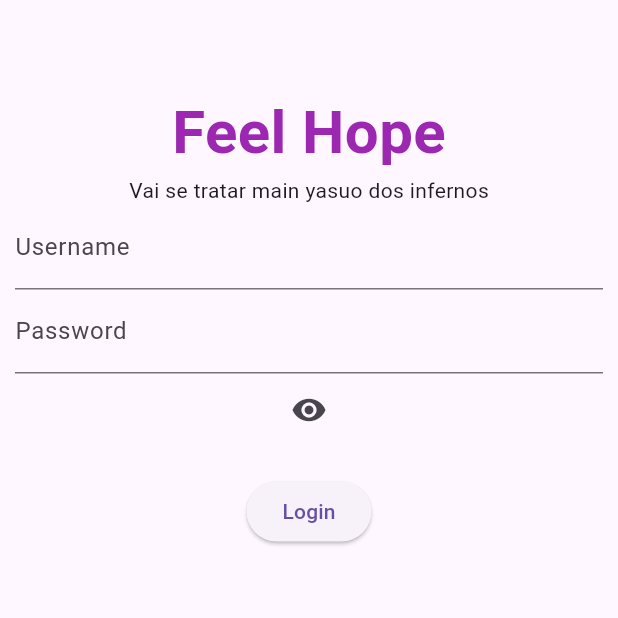
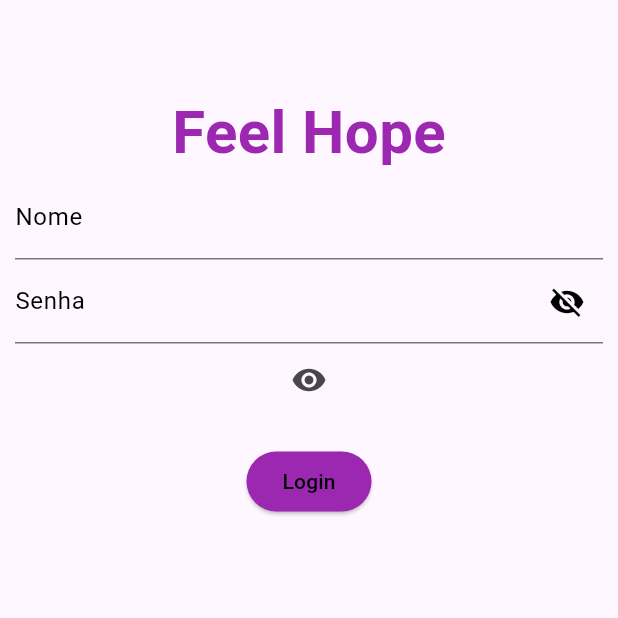
Before and after one commit to DaviTaiyo/FeelHope-FrontEnd, a Flutter app: the screen it shows after launch, on a phone screen of 412 x 824 dp, the top half of it. Run offline on Flutter 3.47's test engine with Material 3 defaults, Android fonts, the light colour scheme and no system bars; our stand-ins replace dio; accounts and stored records are empty.

Commit message:
visualTelaLogin
alterações do visual da tela de login

```diff
--- a/lib/presentation/views/loginScreen.dart
+++ b/lib/presentation/views/loginScreen.dart
@@ -31,15 +31,33 @@ class _LoginscreenState extends State<Loginscreen> {
                   fontSize: 40,
                   fontWeight: FontWeight.bold),
             ),
-            Text("Vai se tratar main yasuo dos infernos"),
             TextField(
               controller: _usernameController,
-              decoration: InputDecoration(labelText: "Username"),
+              decoration: InputDecoration(labelText: "Nome",
+              labelStyle: TextStyle(color: Colors.black),
+              ),
+              style: TextStyle(color: Colors.black),
             ),
+
             TextField(
               controller: _passwordController,
-              decoration: InputDecoration(labelText: "Password"),
+              decoration: InputDecoration(
+                labelText: "Senha",
+                labelStyle: TextStyle(color: Colors.black),
+                suffixIcon: IconButton(
+                  icon: Icon(
+                    showPassword ? Icons.visibility : Icons.visibility_off,
+                    color: Colors.black,
+                  ),
+                  onPressed: () {
+                    setState(() {
+                      showPassword = !showPassword;
+                    });
+                  },
+                ),
+              ),
               obscureText: !showPassword,
+              style: TextStyle(color: Colors.black),
             ),
             IconButton(
               icon: Icon(Icons.visibility),
@@ -53,24 +71,38 @@ class _LoginscreenState extends State<Loginscreen> {
               height: 20,
             ),
             ElevatedButton(
-              child: Text("Login"),
+              child: Text("Login", style: TextStyle(color: Colors.black),
+              ),
               onPressed: () {
                 final loginState = Provider.of<LoginState>(context, listen: false);
                 loginState.login(_usernameController.text,
                     _passwordController.text);
-              }),
+
+              },
+              style: ElevatedButton.styleFrom(
+                backgroundColor: Colors.purple
+              ),
+              ),
+
+
               Consumer<LoginState>(builder: (context, state, child) {
                 if (state.user != null) {
-                  return Text("Logged in as: ${state.user!.username}!");
+                  return Text(
+                    "Logged in as: ${state.user!.username}!",
+                    style: TextStyle(color: Colors.white),
+                  );
                 } else if (state.error != null) {
-                  return Text("Error: ${state.error}");
+                  return Text("Error: ${state.error}",
+                  style: TextStyle(color: Colors.white),
+                );
                 } else {
                   return Container();
                 }
               }),
-          ],
+            ])
+
+
         ),
-      ),
-    );
+      );
   }
 }
```
